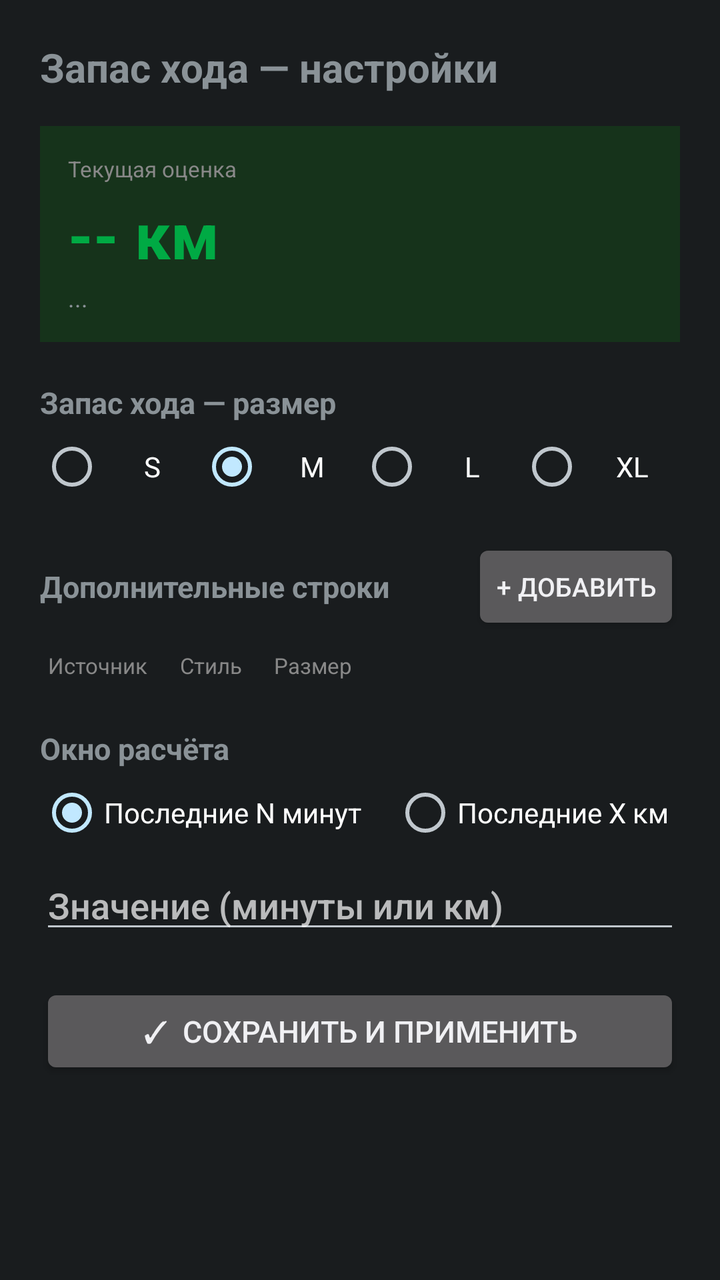
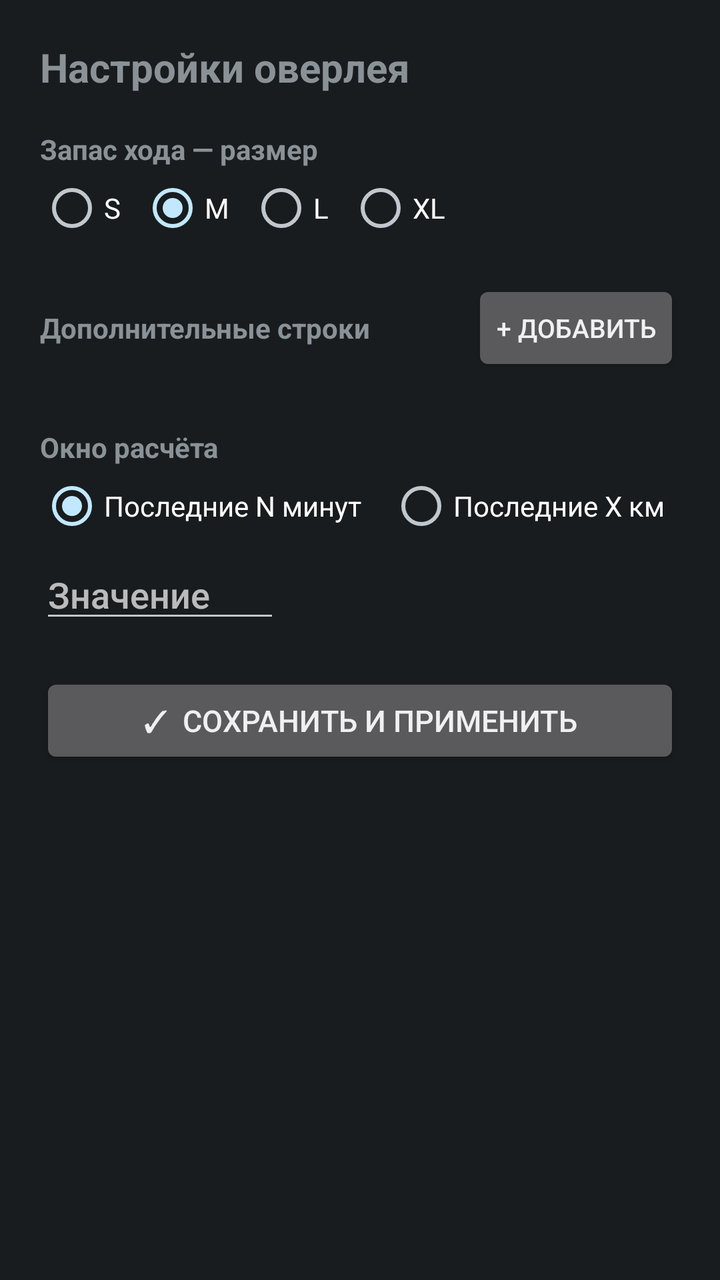

Two renders of the same Android screen: before a commit and after it. Below are the layout's source before the change and the commit's diff.
<!-- AndroidManifest.xml: application theme android:Theme.DeviceDefault -->
<!-- res/layout/activity_widget.xml -->
<?xml version="1.0" encoding="utf-8"?>
<ScrollView xmlns:android="http://schemas.android.com/apk/res/android"
    android:layout_width="match_parent"
    android:layout_height="match_parent"
    android:fillViewport="true">

    <LinearLayout
        android:layout_width="match_parent"
        android:layout_height="wrap_content"
        android:orientation="vertical"
        android:padding="20dp">

        
        <TextView
            android:layout_width="wrap_content"
            android:layout_height="wrap_content"
            android:text="Запас хода — настройки"
            android:textSize="20sp"
            android:textStyle="bold"
            android:layout_marginBottom="16dp" />

        
        <LinearLayout
            android:layout_width="match_parent"
            android:layout_height="wrap_content"
            android:orientation="vertical"
            android:background="#1A00FF00"
            android:padding="14dp"
            android:layout_marginBottom="20dp">

            <TextView
                android:layout_width="wrap_content"
                android:layout_height="wrap_content"
                android:text="Текущая оценка"
                android:textSize="11sp"
                android:textColor="#888888" />

            <TextView
                android:id="@+id/textRange"
                android:layout_width="wrap_content"
                android:layout_height="wrap_content"
                android:text="-- км"
                android:textColor="#00AA44"
                android:textSize="32sp"
                android:textStyle="bold"
                android:layout_marginTop="4dp" />

            <TextView
                android:id="@+id/textInfo"
                android:layout_width="wrap_content"
                android:layout_height="wrap_content"
                android:text="..."
                android:textSize="12sp"
                android:layout_marginTop="2dp" />
        </LinearLayout>

        
        <TextView
            android:layout_width="wrap_content"
            android:layout_height="wrap_content"
            android:text="Запас хода — размер"
            android:textSize="15sp"
            android:textStyle="bold"
            android:layout_marginBottom="6dp" />

        <RadioGroup
            android:id="@+id/rgRangeSize"
            android:layout_width="match_parent"
            android:layout_height="wrap_content"
            android:orientation="horizontal"
            android:layout_marginBottom="20dp">
            <RadioButton android:id="@+id/rgRangeS"  android:layout_width="0dp" android:layout_height="wrap_content"
                android:layout_weight="1" android:text="S" android:gravity="center" />
            <RadioButton android:id="@+id/rgRangeM"  android:layout_width="0dp" android:layout_height="wrap_content"
                android:layout_weight="1" android:text="M" android:gravity="center" android:checked="true" />
            <RadioButton android:id="@+id/rgRangeL"  android:layout_width="0dp" android:layout_height="wrap_content"
                android:layout_weight="1" android:text="L" android:gravity="center" />
            <RadioButton android:id="@+id/rgRangeXL" android:layout_width="0dp" android:layout_height="wrap_content"
                android:layout_weight="1" android:text="XL" android:gravity="center" />
        </RadioGroup>

        
        <LinearLayout
            android:layout_width="match_parent"
            android:layout_height="wrap_content"
            android:orientation="horizontal"
            android:gravity="center_vertical"
            android:layout_marginBottom="8dp">

            <TextView
                android:layout_width="0dp"
                android:layout_height="wrap_content"
                android:layout_weight="1"
                android:text="Дополнительные строки"
                android:textSize="15sp"
                android:textStyle="bold" />

            <Button
                android:id="@+id/btnAddLine"
                android:layout_width="wrap_content"
                android:layout_height="wrap_content"
                android:text="+ Добавить"
                android:textSize="13sp" />
        </LinearLayout>

        
        <LinearLayout
            android:layout_width="match_parent"
            android:layout_height="wrap_content"
            android:orientation="horizontal"
            android:paddingHorizontal="4dp"
            android:layout_marginBottom="4dp">
            <TextView android:layout_width="wrap_content" android:layout_height="wrap_content"
                android:text="Источник" android:textSize="11sp" android:textColor="#888888"
                android:layout_marginEnd="16dp" />
            <TextView android:layout_width="wrap_content" android:layout_height="wrap_content"
                android:text="Стиль" android:textSize="11sp" android:textColor="#888888"
                android:layout_marginEnd="16dp" />
            <TextView android:layout_width="0dp" android:layout_height="wrap_content" android:layout_weight="1"
                android:text="Размер" android:textSize="11sp" android:textColor="#888888" />
        </LinearLayout>

        
        <LinearLayout
            android:id="@+id/linesContainer"
            android:layout_width="match_parent"
            android:layout_height="wrap_content"
            android:orientation="vertical"
            android:layout_marginBottom="20dp" />

        
        <TextView
            android:layout_width="wrap_content"
            android:layout_height="wrap_content"
            android:text="Окно расчёта"
            android:textSize="15sp"
            android:textStyle="bold"
            android:layout_marginBottom="6dp" />

        <RadioGroup
            android:id="@+id/radioGroup"
            android:layout_width="wrap_content"
            android:layout_height="wrap_content"
            android:orientation="horizontal">
            <RadioButton android:id="@+id/radioTime" android:layout_width="wrap_content"
                android:layout_height="wrap_content" android:text="Последние N минут" android:checked="true" />
            <RadioButton android:id="@+id/radioKm" android:layout_width="wrap_content"
                android:layout_height="wrap_content" android:text="Последние X км"
                android:layout_marginStart="16dp" />
        </RadioGroup>

        <EditText
            android:id="@+id/editValue"
            android:layout_width="match_parent"
            android:layout_height="wrap_content"
            android:hint="Значение (минуты или км)"
            android:inputType="numberDecimal"
            android:layout_marginTop="8dp"
            android:layout_marginBottom="20dp" />

        
        <Button
            android:id="@+id/btnSave"
            android:layout_width="match_parent"
            android:layout_height="wrap_content"
            android:text="✓  Сохранить и применить"
            android:textSize="15sp" />

    </LinearLayout>
</ScrollView>
<!-- resources referenced by this layout -->
<resources>

</resources>

<!-- the commit's change to res/layout/activity_widget.xml (unified diff, before → after) -->
@@ -10,73 +10,40 @@
         android:orientation="vertical"
         android:padding="20dp">
 
-        
         <TextView
             android:layout_width="wrap_content"
             android:layout_height="wrap_content"
-            android:text="Запас хода — настройки"
+            android:text="Настройки оверлея"
             android:textSize="20sp"
             android:textStyle="bold"
-            android:layout_marginBottom="16dp" />
-
-        
-        <LinearLayout
-            android:layout_width="match_parent"
-            android:layout_height="wrap_content"
-            android:orientation="vertical"
-            android:background="#1A00FF00"
-            android:padding="14dp"
-            android:layout_marginBottom="20dp">
-
-            <TextView
-                android:layout_width="wrap_content"
-                android:layout_height="wrap_content"
-                android:text="Текущая оценка"
-                android:textSize="11sp"
-                android:textColor="#888888" />
-
-            <TextView
-                android:id="@+id/textRange"
-                android:layout_width="wrap_content"
-                android:layout_height="wrap_content"
-                android:text="-- км"
-                android:textColor="#00AA44"
-                android:textSize="32sp"
-                android:textStyle="bold"
-                android:layout_marginTop="4dp" />
-
-            <TextView
-                android:id="@+id/textInfo"
-                android:layout_width="wrap_content"
-                android:layout_height="wrap_content"
-                android:text="..."
-                android:textSize="12sp"
-                android:layout_marginTop="2dp" />
-        </LinearLayout>
+            android:layout_marginBottom="18dp" />
 
         
         <TextView
             android:layout_width="wrap_content"
             android:layout_height="wrap_content"
             android:text="Запас хода — размер"
-            android:textSize="15sp"
+            android:textSize="14sp"
             android:textStyle="bold"
-            android:layout_marginBottom="6dp" />
+            android:layout_marginBottom="4dp" />
 
         <RadioGroup
             android:id="@+id/rgRangeSize"
-            android:layout_width="match_parent"
+            android:layout_width="wrap_content"
             android:layout_height="wrap_content"
             android:orientation="horizontal"
             android:layout_marginBottom="20dp">
-            <RadioButton android:id="@+id/rgRangeS"  android:layout_width="0dp" android:layout_height="wrap_content"
-                android:layout_weight="1" android:text="S" android:gravity="center" />
-            <RadioButton android:id="@+id/rgRangeM"  android:layout_width="0dp" android:layout_height="wrap_content"
-                android:layout_weight="1" android:text="M" android:gravity="center" android:checked="true" />
-            <RadioButton android:id="@+id/rgRangeL"  android:layout_width="0dp" android:layout_height="wrap_content"
-                android:layout_weight="1" android:text="L" android:gravity="center" />
-            <RadioButton android:id="@+id/rgRangeXL" android:layout_width="0dp" android:layout_height="wrap_content"
-                android:layout_weight="1" android:text="XL" android:gravity="center" />
+            <RadioButton android:id="@+id/rgRangeS"  android:layout_width="wrap_content"
+                android:layout_height="wrap_content" android:text="S"
+                android:layout_marginEnd="10dp" />
+            <RadioButton android:id="@+id/rgRangeM"  android:layout_width="wrap_content"
+                android:layout_height="wrap_content" android:text="M"
+                android:checked="true" android:layout_marginEnd="10dp" />
+            <RadioButton android:id="@+id/rgRangeL"  android:layout_width="wrap_content"
+                android:layout_height="wrap_content" android:text="L"
+                android:layout_marginEnd="10dp" />
+            <RadioButton android:id="@+id/rgRangeXL" android:layout_width="wrap_content"
+                android:layout_height="wrap_content" android:text="XL" />
         </RadioGroup>
 
         
@@ -85,14 +52,14 @@
             android:layout_height="wrap_content"
             android:orientation="horizontal"
             android:gravity="center_vertical"
-            android:layout_marginBottom="8dp">
+            android:layout_marginBottom="6dp">
 
             <TextView
                 android:layout_width="0dp"
                 android:layout_height="wrap_content"
                 android:layout_weight="1"
                 android:text="Дополнительные строки"
-                android:textSize="15sp"
+                android:textSize="14sp"
                 android:textStyle="bold" />
 
             <Button
@@ -103,24 +70,6 @@
                 android:textSize="13sp" />
         </LinearLayout>
 
-        
-        <LinearLayout
-            android:layout_width="match_parent"
-            android:layout_height="wrap_content"
-            android:orientation="horizontal"
-            android:paddingHorizontal="4dp"
-            android:layout_marginBottom="4dp">
-            <TextView android:layout_width="wrap_content" android:layout_height="wrap_content"
-                android:text="Источник" android:textSize="11sp" android:textColor="#888888"
-                android:layout_marginEnd="16dp" />
-            <TextView android:layout_width="wrap_content" android:layout_height="wrap_content"
-                android:text="Стиль" android:textSize="11sp" android:textColor="#888888"
-                android:layout_marginEnd="16dp" />
-            <TextView android:layout_width="0dp" android:layout_height="wrap_content" android:layout_weight="1"
-                android:text="Размер" android:textSize="11sp" android:textColor="#888888" />
-        </LinearLayout>
-
-        
         <LinearLayout
             android:id="@+id/linesContainer"
             android:layout_width="match_parent"
@@ -133,9 +82,9 @@
             android:layout_width="wrap_content"
             android:layout_height="wrap_content"
             android:text="Окно расчёта"
-            android:textSize="15sp"
+            android:textSize="14sp"
             android:textStyle="bold"
-            android:layout_marginBottom="6dp" />
+            android:layout_marginBottom="4dp" />
 
         <RadioGroup
             android:id="@+id/radioGroup"
@@ -143,22 +92,23 @@
             android:layout_height="wrap_content"
             android:orientation="horizontal">
             <RadioButton android:id="@+id/radioTime" android:layout_width="wrap_content"
-                android:layout_height="wrap_content" android:text="Последние N минут" android:checked="true" />
+                android:layout_height="wrap_content"
+                android:text="Последние N минут" android:checked="true" />
             <RadioButton android:id="@+id/radioKm" android:layout_width="wrap_content"
-                android:layout_height="wrap_content" android:text="Последние X км"
-                android:layout_marginStart="16dp" />
+                android:layout_height="wrap_content"
+                android:text="Последние X км"
+                android:layout_marginStart="14dp" />
         </RadioGroup>
 
         <EditText
             android:id="@+id/editValue"
-            android:layout_width="match_parent"
+            android:layout_width="120dp"
             android:layout_height="wrap_content"
-            android:hint="Значение (минуты или км)"
+            android:hint="Значение"
             android:inputType="numberDecimal"
-            android:layout_marginTop="8dp"
+            android:layout_marginTop="6dp"
             android:layout_marginBottom="20dp" />
 
-        
         <Button
             android:id="@+id/btnSave"
             android:layout_width="match_parent"
